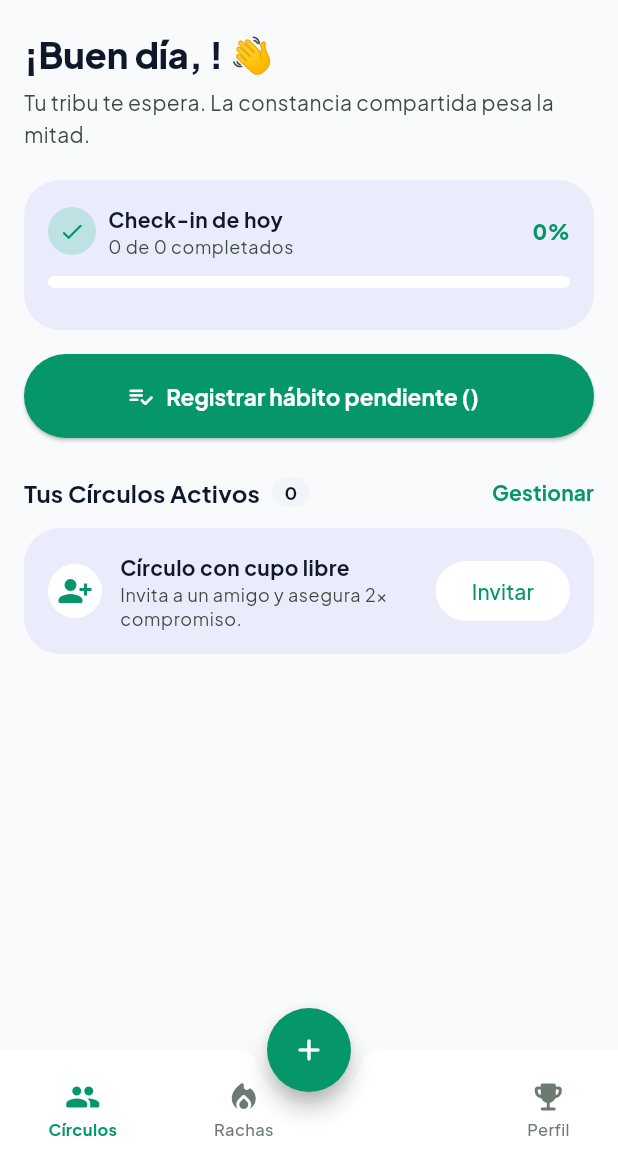
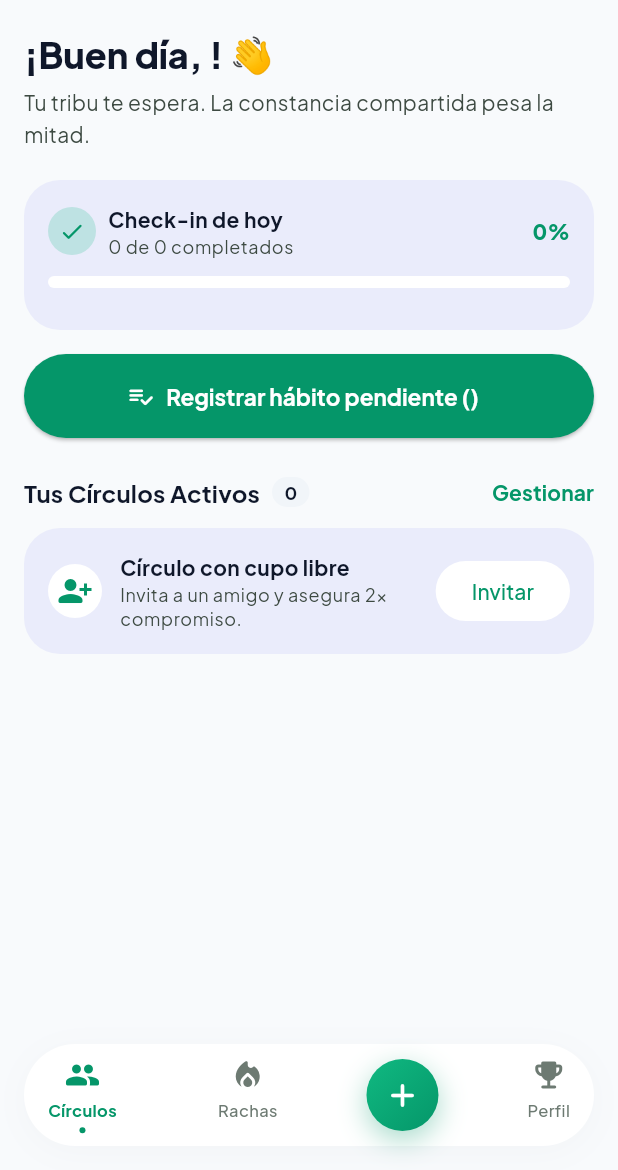
Before and after one commit to GrullonDev/ed_tech, a Flutter app: the Dashboard screen opened directly with empty values, on a phone screen of 412 x 824 dp, the part 66-1236 px from its top. Run offline on Flutter 3.47's test engine with Material 3 defaults, Android fonts, the phone set to English and light mode, and no system bars; our stand-ins replace google_fonts.

Commit message:
feat(navigation): rediseña barra inferior como pildora flotante
- Reemplaza BottomAppBar con muesca/FAB por Container pill con sombra y padding externo
- Integra boton + con gradiente dentro de la barra (_AddButton) en lugar de FloatingActionButton
- Dashboard usa extendBody y delega crear al AppBottomNav
- _NavItem agrega indicador de seleccion (punto) y pulido de spacing

```diff
--- a/lib/features/widgets/app_bottom_nav.dart
+++ b/lib/features/widgets/app_bottom_nav.dart
@@ -2,9 +2,11 @@ import 'package:flutter/material.dart';
 
 import 'package:edtech_tiktok/core/theme/app_theme.dart';
 
-/// Barra de navegación inferior con FAB central. La pestaña "Círculos" es
-/// la pantalla actual; "Perfil" navega a [ProfilePage] vía [onOpenProfile].
-/// "Rachas" queda como marcador visual hasta que exista esa pantalla.
+/// Barra de navegación inferior flotante en forma de píldora. El botón "+"
+/// vive dentro de la misma barra (no como FAB con muesca). La pestaña
+/// "Círculos" es la pantalla actual; "Perfil" navega a [ProfilePage] vía
+/// [onOpenProfile]. "Rachas" queda como marcador visual hasta que exista
+/// esa pantalla.
 class AppBottomNav extends StatelessWidget {
   const AppBottomNav({
     super.key,
@@ -17,15 +19,23 @@ class AppBottomNav extends StatelessWidget {
 
   @override
   Widget build(BuildContext context) {
-    return BottomAppBar(
+    return Padding(
+      padding: const EdgeInsets.fromLTRB(
+        AppSpacing.lg,
+        0,
+        AppSpacing.lg,
+        AppSpacing.lg,
+      ),
+      child: Container(
+        height: 68,
+        padding: const EdgeInsets.symmetric(horizontal: AppSpacing.sm),
+        decoration: BoxDecoration(
           color: AppColors.surface,
-      shape: const CircularNotchedRectangle(),
-      notchMargin: 8,
-      padding: EdgeInsets.zero,
-      child: SizedBox(
-        height: 64,
+          borderRadius: BorderRadius.circular(AppRadius.pill),
+          boxShadow: AppShadows.card,
+        ),
         child: Row(
-          mainAxisAlignment: MainAxisAlignment.spaceAround,
+          mainAxisAlignment: MainAxisAlignment.spaceBetween,
           children: [
             const _NavItem(
               icon: Icons.group_rounded,
@@ -36,13 +46,55 @@ class AppBottomNav extends StatelessWidget {
               icon: Icons.local_fire_department_rounded,
               label: 'Rachas',
             ),
-            const SizedBox(width: 56),
+            _AddButton(onTap: onCreateCircle),
             _NavItem(
               icon: Icons.emoji_events_rounded,
               label: 'Perfil',
               onTap: onOpenProfile,
             ),
           ],
+        ),
+      ),
+    );
+  }
+}
+
+class _AddButton extends StatelessWidget {
+  const _AddButton({required this.onTap});
+
+  final VoidCallback onTap;
+
+  @override
+  Widget build(BuildContext context) {
+    return Material(
+      color: Colors.transparent,
+      child: InkWell(
+        onTap: onTap,
+        customBorder: const CircleBorder(),
+        child: Container(
+          width: 48,
+          height: 48,
+          alignment: Alignment.center,
+          decoration: BoxDecoration(
+            shape: BoxShape.circle,
+            gradient: const LinearGradient(
+              begin: Alignment.topLeft,
+              end: Alignment.bottomRight,
+              colors: [AppColors.primaryContainer, AppColors.primary],
+            ),
+            boxShadow: [
+              BoxShadow(
+                color: AppColors.primary.withValues(alpha: 0.35),
+                blurRadius: 16,
+                offset: const Offset(0, 6),
+              ),
+            ],
+          ),
+          child: const Icon(
+            Icons.add_rounded,
+            color: AppColors.onPrimary,
+            size: 26,
+          ),
         ),
       ),
     );
@@ -65,16 +117,21 @@ class _NavItem extends StatelessWidget {
   @override
   Widget build(BuildContext context) {
     final color = selected ? AppColors.primary : AppColors.outline;
-    return InkWell(
+    return Material(
+      color: Colors.transparent,
+      child: InkWell(
         onTap: onTap,
-      borderRadius: BorderRadius.circular(12),
+        borderRadius: BorderRadius.circular(AppRadius.lg),
         child: Padding(
-        padding: const EdgeInsets.symmetric(horizontal: 8, vertical: 4),
+          padding: const EdgeInsets.symmetric(
+            horizontal: AppSpacing.sm,
+            vertical: AppSpacing.sm,
+          ),
           child: Column(
             mainAxisSize: MainAxisSize.min,
             children: [
               Icon(icon, color: color, size: 24),
-            const SizedBox(height: 2),
+              const SizedBox(height: 4),
               Text(
                 label,
                 style: TextStyle(
@@ -83,7 +140,21 @@ class _NavItem extends StatelessWidget {
                   fontWeight: selected ? FontWeight.w700 : FontWeight.w500,
                 ),
               ),
+              const SizedBox(height: 3),
+              SizedBox(
+                width: 4,
+                height: 4,
+                child: selected
+                    ? const DecoratedBox(
+                        decoration: BoxDecoration(
+                          color: AppColors.primary,
+                          shape: BoxShape.circle,
+                        ),
+                      )
+                    : null,
+              ),
             ],
+          ),
         ),
       ),
     );
--- a/lib/features/widgets/dashboard.dart
+++ b/lib/features/widgets/dashboard.dart
@@ -44,14 +44,7 @@ class Dashboard extends StatelessWidget {
     final textTheme = Theme.of(context).textTheme;
     return Scaffold(
       backgroundColor: AppColors.background,
-      floatingActionButtonLocation: FloatingActionButtonLocation.centerDocked,
-      floatingActionButton: FloatingActionButton(
-        onPressed: onCreateCircle,
-        backgroundColor: AppColors.primary,
-        foregroundColor: AppColors.onPrimary,
-        shape: const CircleBorder(),
-        child: const Icon(Icons.add_rounded),
-      ),
+      extendBody: true,
       bottomNavigationBar: AppBottomNav(
         onCreateCircle: onCreateCircle,
         onOpenProfile: onOpenProfile,
```
Lines whose indentation alone changed are shown as unchanged.
